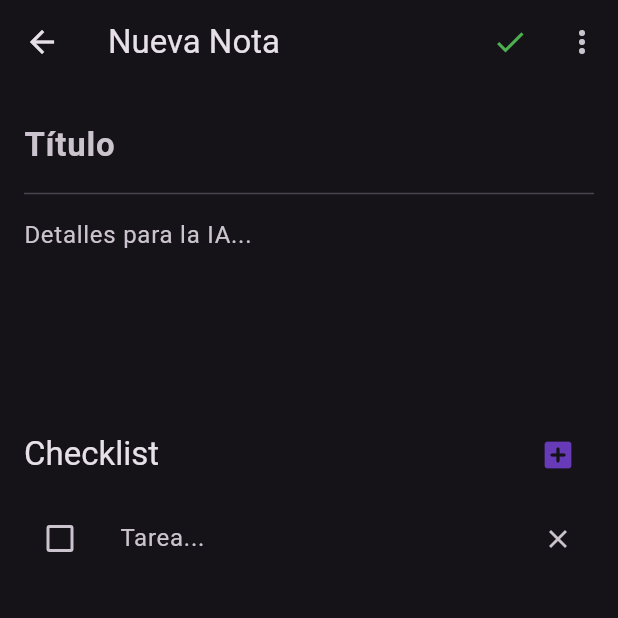
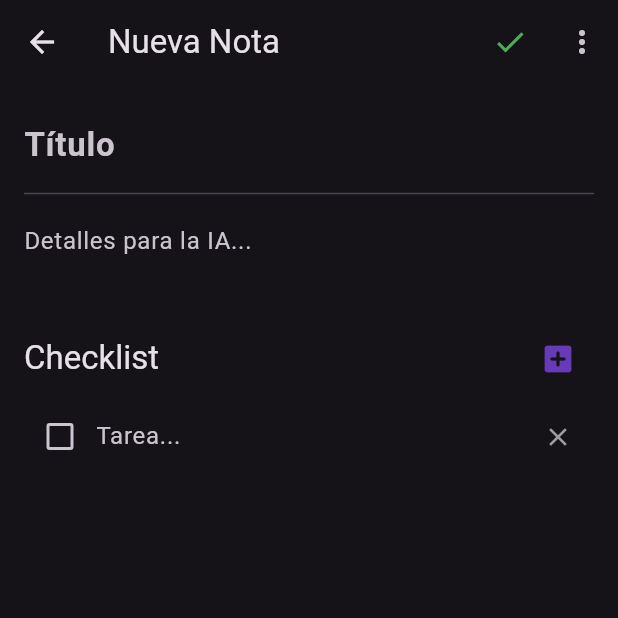
Before and after one commit to juandiazp/todo_ia, a Flutter app: the EditNoteScreen screen opened directly, after a tap on the "add box" icon, on a phone screen of 412 x 824 dp, the top half of it. Run offline on Flutter 3.47's test engine with Material 3 defaults, Android fonts, the phone set to English and light mode, and no system bars; our stand-ins replace cloud_firestore, firebase_core; accounts and stored records are empty.

Commit message:
corrección de la ia

```diff
--- a/lib/screens/edit_note_screen.dart
+++ b/lib/screens/edit_note_screen.dart
@@ -33,7 +33,7 @@ class _EditNoteScreenState extends State<EditNoteScreen> {
       _contentController.text = _currentNote!.content;
       _checklist = List.from(_currentNote!.checklist);
 
-      // Escuchar cambios de Firestore en tiempo real
+      // Listener en tiempo real mejorado
       FirebaseFirestore.instance
           .collection('notes')
           .doc(_currentNote!.id)
@@ -43,6 +43,9 @@ class _EditNoteScreenState extends State<EditNoteScreen> {
           setState(() {
             final updatedNote = NoteModel.fromMap(snapshot.data()!, snapshot.id);
             _currentNote = updatedNote;
+
+            // Actualizamos la checklist local solo si recibimos datos nuevos de la IA
+            // o si no estamos editando manualmente en este momento
             if (_isProcessingIA) {
               _checklist = List.from(updatedNote.checklist);
               _isProcessingIA = false;
@@ -53,14 +56,9 @@ class _EditNoteScreenState extends State<EditNoteScreen> {
     }
   }
 
-
-
-  // --- CLAVE 2: Comparar contra la nota actualizada, no contra la original ---
   void _updateChangeStatus() {
     final bool textChanged = _titleController.text != (_currentNote?.title ?? '') ||
                              _contentController.text != (_currentNote?.content ?? '');
-
-    // Si el texto cambió, o si activamos _hasChanges manualmente (checklist)
     if (textChanged != _hasChanges) {
       setState(() => _hasChanges = textChanged);
     }
@@ -68,12 +66,9 @@ class _EditNoteScreenState extends State<EditNoteScreen> {
 
   void _saveNote() async {
     if (_titleController.text.isEmpty) return;
-
-    // --- CLAVE 3: Determinar si es creación o edición ---
     final isNewNote = _currentNote == null;
-
     final noteData = NoteModel(
-      id: _currentNote?.id ?? '', // Si es nueva, va vacío; si no, lleva su ID
+      id: _currentNote?.id ?? '',
       title: _titleController.text,
       content: _contentController.text,
       checklist: _checklist,
@@ -81,17 +76,14 @@ class _EditNoteScreenState extends State<EditNoteScreen> {
     );
 
     if (isNewNote) {
-      // Si es nueva, la creamos y regresamos al Home para evitar duplicados
       await _service.addNote(noteData);
       if (mounted) Navigator.pop(context);
     } else {
-      // Si ya existe, actualizamos y reseteamos el estado
       await _service.updateNote(noteData);
       setState(() {
-        _currentNote = noteData; // Actualizamos nuestra referencia local
-        _hasChanges = false;    // La palomita desaparece porque ya no hay cambios
+        _currentNote = noteData;
+        _hasChanges = false;
       });
-
       if (mounted) {
         ScaffoldMessenger.of(context).showSnackBar(
           const SnackBar(content: Text('Cambios guardados'), duration: Duration(milliseconds: 800)),
@@ -110,12 +102,11 @@ class _EditNoteScreenState extends State<EditNoteScreen> {
           TextButton(onPressed: () => Navigator.pop(context), child: const Text("Cancelar")),
           TextButton(
             onPressed: () async {
-              // --- CLAVE 4: Cerramos el diálogo y luego la pantalla ---
               if (_currentNote != null) {
                 await _service.deleteNote(_currentNote!.id);
                 if (mounted) {
-                  Navigator.of(context).pop(); // Cierra el diálogo
-                  Navigator.of(context).pop(); // Regresa al Home
+                  Navigator.of(context).pop();
+                  Navigator.of(context).pop();
                 }
               }
             },
@@ -126,38 +117,32 @@ class _EditNoteScreenState extends State<EditNoteScreen> {
     );
   }
 
-  // Función para Resumir
   void _summarizeNote() async {
     if (_currentNote == null) return;
     setState(() => _isProcessingIA = true);
 
-    await _aiService.processNoteIA(
-      _currentNote!.id,
-      _contentController.text,
-      'summarize'
-    );
+    // Al ser un proceso asíncrono en n8n, el listener de Firestore
+    // se encargará de apagar el _isProcessingIA cuando detecte el cambio.
+    await _aiService.processNoteIA(_currentNote!.id, _contentController.text, 'summarize');
 
-    setState(() => _isProcessingIA = false);
+    if (mounted) {
       ScaffoldMessenger.of(context).showSnackBar(
-      const SnackBar(content: Text('✨ IA trabajando en el resumen...'))
+        const SnackBar(content: Text('✨ Generando resumen...'), duration: Duration(seconds: 2)),
       );
     }
+  }
 
-  // Función para Checklist
   void _generateChecklist() async {
     if (_currentNote == null) return;
     setState(() => _isProcessingIA = true);
 
-    await _aiService.processNoteIA(
-      _currentNote!.id,
-      _contentController.text,
-      'checklist'
+    await _aiService.processNoteIA(_currentNote!.id, _contentController.text, 'checklist');
+
+    if (mounted) {
+      ScaffoldMessenger.of(context).showSnackBar(
+        const SnackBar(content: Text('📝 Creando checklist...'), duration: Duration(seconds: 2)),
       );
-
-    setState(() => _isProcessingIA = false);
-    ScaffoldMessenger.of(context).showSnackBar(
-      const SnackBar(content: Text('📝 IA generando tu lista de tareas...'))
-    );
+    }
   }
 
   @override
@@ -171,7 +156,6 @@ class _EditNoteScreenState extends State<EditNoteScreen> {
               icon: const Icon(Icons.check, color: Colors.green),
               onPressed: _saveNote,
             ),
-
           PopupMenuButton<String>(
             onSelected: (value) {
               if (value == 'delete') _confirmDelete();
@@ -192,9 +176,10 @@ class _EditNoteScreenState extends State<EditNoteScreen> {
           ),
         ],
       ),
-      body: Padding(
+      body: SingleChildScrollView(
         padding: const EdgeInsets.all(16.0),
         child: Column(
+          crossAxisAlignment: CrossAxisAlignment.start,
           children: [
             TextField(
               controller: _titleController,
@@ -205,13 +190,12 @@ class _EditNoteScreenState extends State<EditNoteScreen> {
             const Divider(),
             TextField(
               controller: _contentController,
-              maxLines: 4,
+              maxLines: null,
               decoration: const InputDecoration(hintText: 'Detalles para la IA...', border: InputBorder.none),
               onChanged: (_) => _updateChangeStatus(),
             ),
+            const SizedBox(height: 10),
 
-
-            const SizedBox(height: 10),
             if (_currentNote != null)
               Row(
                 mainAxisAlignment: MainAxisAlignment.spaceEvenly,
@@ -225,22 +209,31 @@ if (_currentNote != null)
                       foregroundColor: Colors.blue,
                     ),
                   ),
-      // ElevatedButton.icon(
-      //   onPressed: _isProcessingIA ? null : _generateChecklist,
-      //   icon: const Icon(Icons.checklist_rtl_rounded, size: 18),
-      //   label: const Text("Hacer Checklist"),
-      //   style: ElevatedButton.styleFrom(
-      //     backgroundColor: Colors.green.withOpacity(0.1),
-      //     foregroundColor: Colors.green,
-      //   ),
-      // ),
+                  ElevatedButton.icon(
+                    onPressed: _isProcessingIA ? null : _generateChecklist,
+                    icon: const Icon(Icons.checklist_rtl_rounded, size: 18),
+                    label: const Text("Hacer Checklist"),
+                    style: ElevatedButton.styleFrom(
+                      backgroundColor: Colors.green.withOpacity(0.1),
+                      foregroundColor: Colors.green,
+                    ),
+                  ),
                 ],
               ),
 
             if (_isProcessingIA)
-  const Padding(padding: EdgeInsets.symmetric(vertical: 10), child: LinearProgressIndicator()),
+              const Padding(
+                padding: EdgeInsets.symmetric(vertical: 15),
+                child: Column(
+                  children: [
+                    LinearProgressIndicator(),
+                    SizedBox(height: 5),
+                    Text("La IA está trabajando...", style: TextStyle(fontSize: 12, color: Colors.grey)),
+                  ],
+                )
+              ),
 
-// Mostrar el resumen si existe
+            // Mostrar el resumen si existe (Se actualizará automáticamente gracias al Stream)
             if (_currentNote != null && _currentNote!.aiSummary.isNotEmpty)
               Container(
                 width: double.infinity,
@@ -261,10 +254,7 @@ if (_currentNote != null && _currentNote!.aiSummary.isNotEmpty)
                 ),
               ),
 
-
-
             const SizedBox(height: 20),
-
             Row(
               mainAxisAlignment: MainAxisAlignment.spaceBetween,
               children: [
@@ -274,49 +264,62 @@ if (_currentNote != null && _currentNote!.aiSummary.isNotEmpty)
                   onPressed: () {
                     setState(() {
                       _checklist.add({"text": "", "checked": false});
-                      _hasChanges = true; // Activa la palomita al añadir items
+                      _hasChanges = true;
                     });
                   },
                 ),
               ],
             ),
-            Expanded(
-              child: ListView.builder(
+
+            ListView.builder(
+              shrinkWrap: true,
+              physics: const NeverScrollableScrollPhysics(),
               itemCount: _checklist.length,
               itemBuilder: (context, i) {
-                  return ListTile(
-                    contentPadding: EdgeInsets.zero,
-                    leading: Checkbox(
+                return Padding(
+                  padding: const EdgeInsets.symmetric(vertical: 4.0),
+                  child: Row(
+                    crossAxisAlignment: CrossAxisAlignment.start,
+                    children: [
+                      Checkbox(
                         value: _checklist[i]['checked'],
                         onChanged: (val) {
                           setState(() {
                             _checklist[i]['checked'] = val;
-                          _hasChanges = true; // Activa la palomita al marcar tareas
+                            _hasChanges = true;
                           });
                         },
                       ),
-                    title: TextFormField(
+                      Expanded(
+                        child: TextFormField(
                           initialValue: _checklist[i]['text'],
-                      decoration: const InputDecoration(hintText: "Tarea...", border: InputBorder.none),
+                          maxLines: null,
+                          decoration: const InputDecoration(
+                            hintText: "Tarea...",
+                            border: InputBorder.none,
+                            contentPadding: EdgeInsets.symmetric(vertical: 8),
+                          ),
                           onChanged: (val) {
                             _checklist[i]['text'] = val;
-                        // Forzamos el estado de cambios manualmente para el checklist
                             if (!_hasChanges) setState(() => _hasChanges = true);
                           },
                         ),
-                    trailing: IconButton(
-                      icon: const Icon(Icons.close, size: 20),
+                      ),
+                      IconButton(
+                        icon: const Icon(Icons.close, size: 20, color: Colors.grey),
                         onPressed: () {
                           setState(() {
                             _checklist.removeAt(i);
-                          _hasChanges = true; // Activa la palomita al borrar items
+                            _hasChanges = true;
                           });
                         },
+                      ),
+                    ],
                   ),
                 );
               },
             ),
-            ),
+            const SizedBox(height: 80),
           ],
         ),
       ),
--- a/lib/services/ai_service.dart
+++ b/lib/services/ai_service.dart
@@ -4,7 +4,8 @@ import 'package:http/http.dart' as http;
 class AIService {
   // Aquí pondrás la URL que nos dé n8n más adelante
   final String webhookUrl =
-      "https://juan25.app.n8n.cloud/webhook-test/ia-notas";
+      // "https://juan25.app.n8n.cloud/webhook-test/ia-notas";
+      "https://juan25.app.n8n.cloud/webhook/ia-notas";
 
   Future<void> processNoteIA(
     String noteId,
```
Lines whose indentation alone changed are shown as unchanged.
